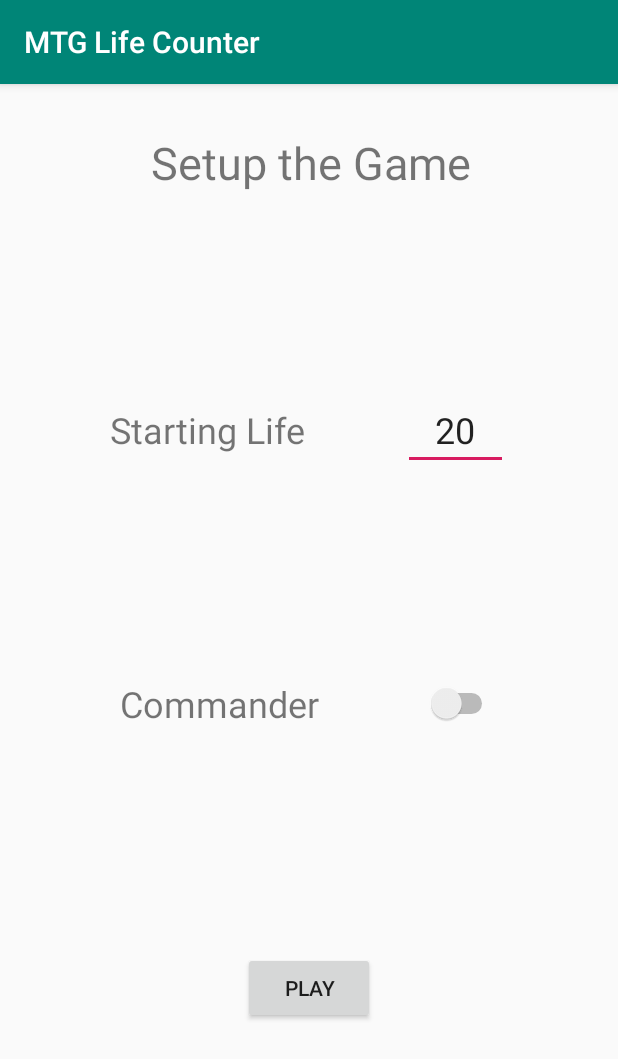
After one commit to JoDaniel1412/MTG-Life-Counter-Mobile, an Android app: the SetupGameActivity screen opened directly, with no data from a screen before it, on a phone screen of 412 x 824 dp. The commit adds this screen. Shown: the top 1059 px of the screen. Run offline under Robolectric (Android 15) with nearby library versions, the phone set to English and light mode, and no system bars.

Commit message:
Added a starting_life_entry and commander_switch to SetupGameActivity Created GameActivity

```diff
--- a/app/src/main/AndroidManifest.xml
+++ b/app/src/main/AndroidManifest.xml
@@ -17,6 +17,8 @@
             </intent-filter>
         </activity>
         <activity android:name=".controllers.PlayerSelectionActivity" />
+        <activity android:name=".controllers.SetupGameActivity" />
+        <activity android:name=".controllers.GameActivity"></activity>
     </application>
 
 </manifest>
--- /dev/null
+++ b/app/src/main/java/org/atlas/mtglifecounter/controllers/GameActivity.java
@@ -0,0 +1,15 @@
+package org.atlas.mtglifecounter.controllers;
+
+import android.support.v7.app.AppCompatActivity;
+import android.os.Bundle;
+
+import org.atlas.mtglifecounter.R;
+
+public class GameActivity extends AppCompatActivity {
+
+    @Override
+    protected void onCreate(Bundle savedInstanceState) {
+        super.onCreate(savedInstanceState);
+        setContentView(R.layout.activity_game);
+    }
+}
--- a/app/src/main/java/org/atlas/mtglifecounter/controllers/PlayerSelectionActivity.java
+++ b/app/src/main/java/org/atlas/mtglifecounter/controllers/PlayerSelectionActivity.java
@@ -1,9 +1,9 @@
 package org.atlas.mtglifecounter.controllers;
 
+import android.content.Intent;
 import android.os.Bundle;
 import android.support.v7.app.AppCompatActivity;
 import android.util.Log;
-import android.view.MotionEvent;
 import android.view.View;
 import android.widget.ImageView;
 
@@ -14,22 +14,24 @@
 
 public class PlayerSelectionActivity extends AppCompatActivity {
 
+    public static int players_selected = 1;
     private List<ImageView> player_list = new ArrayList<>();
-    private int players_selected = 1;
 
     @Override
     protected void onCreate(Bundle savedInstanceState) {
         super.onCreate(savedInstanceState);
         setContentView(R.layout.activity_player_selection);
 
-        setPlayer_list();
+        loadPlayerList();
     }
 
     public void pressed_continue(View view) {
-
+        Log.i("PlayerSelection", "Players selected: " + players_selected);
+        Intent animation = new Intent(this, SetupGameActivity.class);
+        startActivity(animation);
     }
 
-    private void setPlayer_list() {
+    private void loadPlayerList() {
         // Adds the players icons to the list
         player_list.add((ImageView) findViewById(R.id.p1));
         player_list.add((ImageView) findViewById(R.id.p2));
@@ -46,14 +48,14 @@
                 @Override
                 public void onClick(View v) {
                     players_selected = player_list.indexOf(player) + 1;;
-                    setPlayersAlpha(players_selected);
+                    setPlayersAlphaOnClick(players_selected);
                 }
             });
         }
         player_list.get(0).setAlpha(255);
     }
 
-    private void setPlayersAlpha(int k) {
+    private void setPlayersAlphaOnClick(int k) {
         int i;
         for (i = 0; i < k; i++) {
             player_list.get(i).setAlpha(255);
--- /dev/null
+++ b/app/src/main/java/org/atlas/mtglifecounter/controllers/SetupGameActivity.java
@@ -0,0 +1,39 @@
+package org.atlas.mtglifecounter.controllers;
+
+import android.content.Intent;
+import android.support.v7.app.AppCompatActivity;
+import android.os.Bundle;
+import android.util.Log;
+import android.view.View;
+import android.widget.EditText;
+import android.widget.Switch;
+
+import org.atlas.mtglifecounter.R;
+
+public class SetupGameActivity extends AppCompatActivity {
+
+    public static boolean commander_active;
+    public static int starting_life;
+    private Switch commander_switch;
+    private EditText starting_life_entry;
+
+    @Override
+    protected void onCreate(Bundle savedInstanceState) {
+        super.onCreate(savedInstanceState);
+        setContentView(R.layout.activity_setup_game);
+
+        commander_switch = findViewById(R.id.commander_switch);
+        starting_life_entry = findViewById(R.id.starting_life_entry);
+    }
+
+    public void pressed_play(View view) {
+        commander_active = commander_switch.isChecked();
+        starting_life = Integer.parseInt(starting_life_entry.getText().toString());
+
+        Log.i("SetupGameAttributes", "Starting Life: " + starting_life);
+        Log.i("SetupGameAttributes", "Commander enable: " + commander_active);
+
+        Intent animation = new Intent(this, GameActivity.class);
+        startActivity(animation);
+    }
+}
--- /dev/null
+++ b/app/src/main/res/layout/activity_game.xml
@@ -0,0 +1,9 @@
+<?xml version="1.0" encoding="utf-8"?>
+<android.support.constraint.ConstraintLayout xmlns:android="http://schemas.android.com/apk/res/android"
+    xmlns:app="http://schemas.android.com/apk/res-auto"
+    xmlns:tools="http://schemas.android.com/tools"
+    android:layout_width="match_parent"
+    android:layout_height="match_parent"
+    tools:context=".controllers.GameActivity">
+
+</android.support.constraint.ConstraintLayout>
--- a/app/src/main/res/layout/activity_main.xml
+++ b/app/src/main/res/layout/activity_main.xml
@@ -10,7 +10,7 @@
         android:id="@+id/textView2"
         android:layout_width="wrap_content"
         android:layout_height="wrap_content"
-        android:text="@string/app_tittle"
+        android:text="@string/app_name"
         android:textSize="36sp"
         app:layout_constraintBottom_toTopOf="@+id/button"
         app:layout_constraintEnd_toEndOf="parent"
--- a/app/src/main/res/layout/activity_player_selection.xml
+++ b/app/src/main/res/layout/activity_player_selection.xml
@@ -103,7 +103,7 @@
         android:layout_marginTop="8dp"
         android:layout_marginEnd="8dp"
         android:layout_marginBottom="8dp"
-        android:text="@string/player_selection_set_players"
+        android:text="@string/player_selection_tittle"
         android:textSize="30sp"
         app:layout_constraintBottom_toTopOf="@+id/p2"
         app:layout_constraintEnd_toEndOf="parent"
--- /dev/null
+++ b/app/src/main/res/layout/activity_setup_game.xml
@@ -0,0 +1,92 @@
+<?xml version="1.0" encoding="utf-8"?>
+<android.support.constraint.ConstraintLayout xmlns:android="http://schemas.android.com/apk/res/android"
+    xmlns:app="http://schemas.android.com/apk/res-auto"
+    xmlns:tools="http://schemas.android.com/tools"
+    android:layout_width="match_parent"
+    android:layout_height="match_parent"
+    tools:context=".controllers.SetupGameActivity">
+
+    <TextView
+        android:id="@+id/textView3"
+        android:layout_width="wrap_content"
+        android:layout_height="wrap_content"
+        android:layout_marginStart="8dp"
+        android:layout_marginTop="32dp"
+        android:layout_marginEnd="8dp"
+        android:layout_marginBottom="8dp"
+        android:text="@string/setup_game_tittle"
+        android:textSize="30sp"
+        app:layout_constraintEnd_toEndOf="parent"
+        app:layout_constraintHorizontal_bias="0.506"
+        app:layout_constraintStart_toStartOf="parent"
+        app:layout_constraintTop_toTopOf="parent" />
+
+    <TextView
+        android:id="@+id/textView4"
+        android:layout_width="wrap_content"
+        android:layout_height="wrap_content"
+        android:layout_marginStart="8dp"
+        android:layout_marginTop="8dp"
+        android:layout_marginBottom="8dp"
+        android:text="@string/setup_game_starting_life"
+        android:textSize="24sp"
+        app:layout_constraintBottom_toTopOf="@+id/textView5"
+        app:layout_constraintEnd_toStartOf="@+id/starting_life_entry"
+        app:layout_constraintStart_toStartOf="parent"
+        app:layout_constraintTop_toBottomOf="@+id/textView3" />
+
+    <TextView
+        android:id="@+id/textView5"
+        android:layout_width="wrap_content"
+        android:layout_height="wrap_content"
+        android:layout_marginStart="8dp"
+        android:layout_marginTop="8dp"
+        android:layout_marginBottom="8dp"
+        android:text="@string/setup_game_commander"
+        android:textSize="24sp"
+        app:layout_constraintBottom_toTopOf="@+id/button3"
+        app:layout_constraintEnd_toStartOf="@+id/commander_switch"
+        app:layout_constraintStart_toStartOf="parent"
+        app:layout_constraintTop_toBottomOf="@+id/textView4" />
+
+    <Button
+        android:id="@+id/button3"
+        android:layout_width="wrap_content"
+        android:layout_height="wrap_content"
+        android:layout_marginStart="8dp"
+        android:layout_marginTop="8dp"
+        android:layout_marginEnd="8dp"
+        android:layout_marginBottom="8dp"
+        android:text="@string/setup_game_play"
+        android:onClick="pressed_play"
+        app:layout_constraintBottom_toBottomOf="parent"
+        app:layout_constraintEnd_toEndOf="parent"
+        app:layout_constraintStart_toStartOf="parent"
+        app:layout_constraintTop_toBottomOf="@+id/textView5" />
+
+    <Switch
+        android:id="@+id/commander_switch"
+        android:layout_width="wrap_content"
+        android:layout_height="wrap_content"
+        android:layout_marginEnd="8dp"
+        app:layout_constraintBottom_toBottomOf="@+id/textView5"
+        app:layout_constraintEnd_toEndOf="parent"
+        app:layout_constraintStart_toEndOf="@+id/textView5"
+        app:layout_constraintTop_toTopOf="@+id/textView5" />
+
+    <EditText
+        android:id="@+id/starting_life_entry"
+        android:layout_width="70dp"
+        android:layout_height="wrap_content"
+        android:layout_marginEnd="8dp"
+        android:ems="10"
+        android:inputType="number"
+        android:text="20"
+        android:textAlignment="center"
+        android:textSize="24sp"
+        app:layout_constraintBottom_toBottomOf="@+id/textView4"
+        app:layout_constraintEnd_toEndOf="parent"
+        app:layout_constraintStart_toEndOf="@+id/textView4"
+        app:layout_constraintTop_toTopOf="@+id/textView4" />
+
+</android.support.constraint.ConstraintLayout>
--- a/app/src/main/res/values/strings.xml
+++ b/app/src/main/res/values/strings.xml
@@ -1,13 +1,16 @@
 <resources>
     <string name="app_name">MTG Life Counter</string>
-    <string name="app_tittle">MTG Life Counter</string>
     <string name="main_button_start">Start Game</string>
     <string name="player_selection_button_continue">Continue</string>
-    <string name="player_selection_set_players">Set Players</string>
+    <string name="player_selection_tittle">Set Players</string>
     <string name="player_selection_p6">P6</string>
     <string name="player_selection_p5">P5</string>
     <string name="player_selection_p4">P4</string>
     <string name="player_selection_p3">P3</string>
     <string name="player_selection_p2">P2</string>
     <string name="player_selection_p1">P1</string>
+    <string name="setup_game_tittle">Setup the Game</string>
+    <string name="setup_game_starting_life">Starting Life</string>
+    <string name="setup_game_commander">Commander</string>
+    <string name="setup_game_play">Play</string>
 </resources>
```
